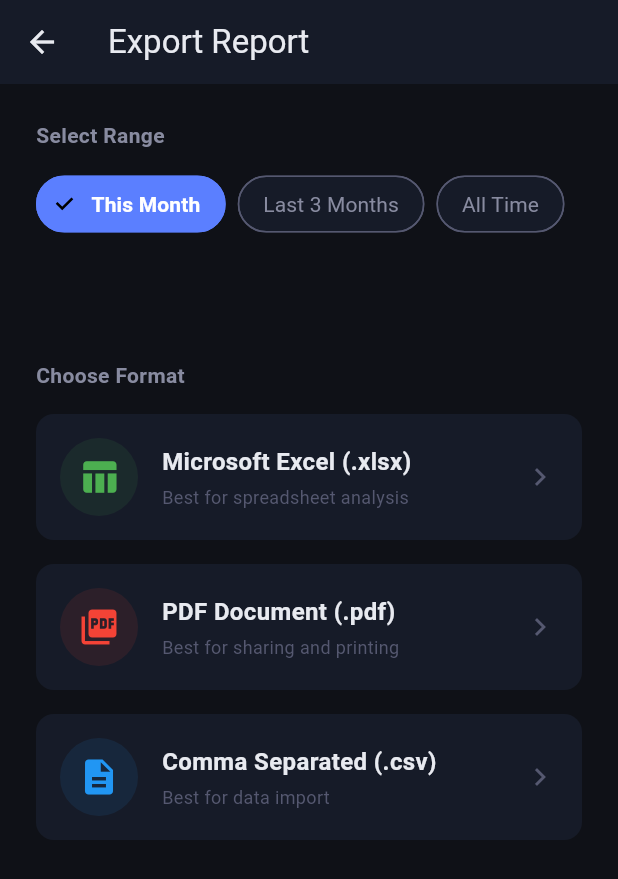
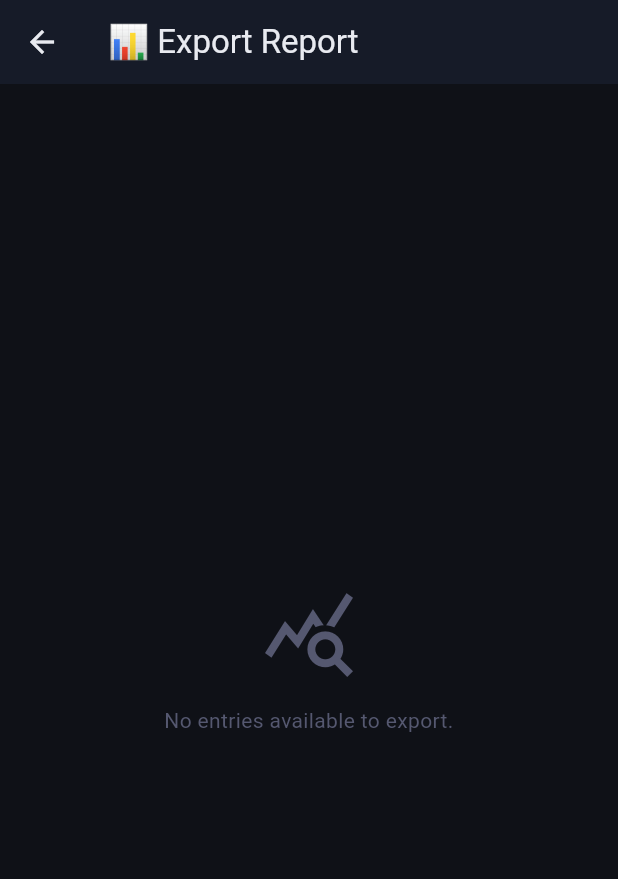
Before and after one commit to chiragdhunna/pesa_barbaadi, a Flutter app: the HistoryScreen screen opened by its route, after a tap on the "file download" icon, on a phone screen of 412 x 824 dp. Shown: the top 879 px of the screen. Run offline on Flutter 3.47's test engine with Material 3 defaults, Android fonts, the phone set to English and light mode, and no system bars; our stand-ins replace cloud_firestore, firebase_auth, firebase_core, fl_chart, flutter_riverpod, go_router and 4 more; missing offline and left inert: syncfusion_flutter_xlsio; accounts and stored records are empty.

Commit message:
fix(ui): add proper async handling and polish UI
Update login screen to use AppColors.textPrimary instead of hardcoded white for the app title. Add emojis to app bar titles for settings, history, and export screens. Restructure export screen to correctly handle loading, error, and empty entry states.

```diff
--- a/lib/screens/auth/login_screen.dart
+++ b/lib/screens/auth/login_screen.dart
@@ -28,7 +28,7 @@
                 AppStrings.appName,
                 style: TextStyle(
                   fontSize: 28,
-                  color: Colors.white,
+                  color: AppColors.textPrimary,
                   fontWeight: FontWeight.bold,
                 ),
               ),
--- a/lib/screens/export/export_screen.dart
+++ b/lib/screens/export/export_screen.dart
@@ -116,11 +116,33 @@
     return Scaffold(
       backgroundColor: AppColors.background,
       appBar: AppBar(
-        title: const Text('Export Report'),
+        title: const Text('📊 Export Report'),
         backgroundColor: AppColors.surface,
         elevation: 0,
       ),
-      body: SingleChildScrollView(
+      body: entriesAsync.when(
+        data: (entries) {
+          if (entries.isEmpty) {
+            return const Center(
+              child: Padding(
+                padding: EdgeInsets.all(32.0),
+                child: Column(
+                  mainAxisAlignment: MainAxisAlignment.center,
+                  children: [
+                    Icon(Icons.query_stats,
+                        size: 64, color: AppColors.textMuted),
+                    SizedBox(height: 16),
+                    Text(
+                      'No entries available to export.',
+                      style: TextStyle(color: AppColors.textMuted),
+                      textAlign: TextAlign.center,
+                    ),
+                  ],
+                ),
+              ),
+            );
+          }
+          return SingleChildScrollView(
             padding: const EdgeInsets.all(24.0),
             child: Column(
               crossAxisAlignment: CrossAxisAlignment.start,
@@ -128,7 +150,8 @@
                 const Text(
                   'Select Range',
                   style: TextStyle(
-                  color: AppColors.textSecondary, fontWeight: FontWeight.bold),
+                      color: AppColors.textSecondary,
+                      fontWeight: FontWeight.bold),
                 ),
                 const SizedBox(height: 12),
                 Wrap(
@@ -136,16 +159,15 @@
                   runSpacing: 8,
                   children: [
                     _buildChoiceChip(DateRangeOption.thisMonth, 'This Month'),
-                _buildChoiceChip(DateRangeOption.last3Months, 'Last 3 Months'),
+                    _buildChoiceChip(
+                        DateRangeOption.last3Months, 'Last 3 Months'),
                     _buildChoiceChip(DateRangeOption.allTime, 'All Time'),
                   ],
                 ),
                 const SizedBox(height: 32),
-            if (entriesAsync.value != null &&
-                user != null &&
-                tripAsync.value != null)
+                if (user != null && tripAsync.value != null)
                   _SummaryPreviewCard(
-                entries: entriesAsync.value!,
+                    entries: entries,
                     range: _currentRange,
                     myUid: user.uid,
                     friendName: tripAsync.value!.members.entries
@@ -157,7 +179,8 @@
                 const Text(
                   'Choose Format',
                   style: TextStyle(
-                  color: AppColors.textSecondary, fontWeight: FontWeight.bold),
+                      color: AppColors.textSecondary,
+                      fontWeight: FontWeight.bold),
                 ),
                 const SizedBox(height: 16),
                 _ExportOptionCard(
@@ -188,6 +211,12 @@
                 ),
               ],
             ),
+          );
+        },
+        loading: () => const Center(
+          child: CircularProgressIndicator(color: AppColors.primary),
+        ),
+        error: (error, stack) => Center(child: Text('Error: $error')),
       ),
     );
   }
--- a/lib/screens/history/history_screen.dart
+++ b/lib/screens/history/history_screen.dart
@@ -29,7 +29,7 @@
     return Scaffold(
       backgroundColor: AppColors.background,
       appBar: AppBar(
-        title: const Text('History'),
+        title: const Text('📜 History'),
         backgroundColor: AppColors.surface,
         elevation: 0,
         actions: [
--- a/lib/screens/settings/settings_screen.dart
+++ b/lib/screens/settings/settings_screen.dart
@@ -18,7 +18,7 @@
     return Scaffold(
       backgroundColor: AppColors.background,
       appBar: AppBar(
-        title: const Text('Settings'),
+        title: const Text('⚙️ Settings'),
         backgroundColor: AppColors.surface,
         elevation: 0,
       ),
```
Lines whose indentation alone changed are shown as unchanged.
